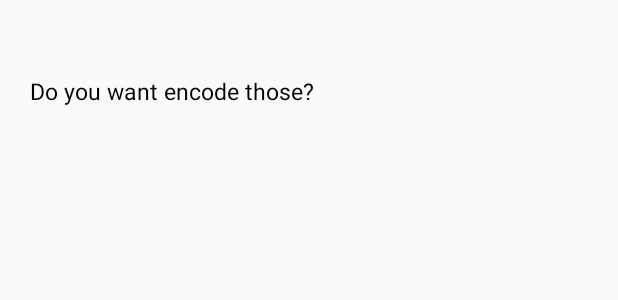
After one commit to suzp1984/jbig-android, an Android app: the layout encoder_dialog.xml on its own in the app's theme, with its tools: preview values and no code run, on a phone screen of 412 x 824 dp. The commit adds this screen. Shown: the top 300 px of the screen. Run offline under Robolectric (Android 15) with nearby library versions, the phone set to English and light mode, and no system bars.

Commit message:
add EncoderDialogFragment, show after clicked Encoder button.

```diff
--- /dev/null
+++ b/app/src/main/res/layout/encoder_dialog.xml
@@ -0,0 +1,16 @@
+<?xml version="1.0" encoding="utf-8"?>
+<LinearLayout xmlns:android="http://schemas.android.com/apk/res/android"
+              android:orientation="vertical"
+              android:layout_width="match_parent"
+              android:layout_height="match_parent">
+
+    <TextView
+            android:id="@+id/notice"
+            android:text="Do you want encode those?"
+            android:textSize="15sp"
+            android:textColor="@android:color/background_dark"
+            android:layout_width="wrap_content"
+            android:layout_height="wrap_content"
+            android:layout_marginLeft="20dp"
+            android:layout_marginTop="50dp"/>
+</LinearLayout>
--- a/app/src/main/res/values/strings.xml
+++ b/app/src/main/res/values/strings.xml
@@ -7,4 +7,8 @@
 
 <!-- TODO: Remove or change this placeholder text -->
     <string name="hello_blank_fragment">Hello blank fragment</string>
+
+    <string name="ok">Ok</string>
+    <string name="cancel">Cancel</string>
+
 </resources>
```
Also changed, not shown: app/src/main/java/lib/jacob/org/jbigandroid/fragment/EncoderDialogFragment.java (added, +66 -0 lines), app/src/main/java/lib/jacob/org/jbigandroid/fragment/PaintViewFragment.java (+31 -7 lines).
